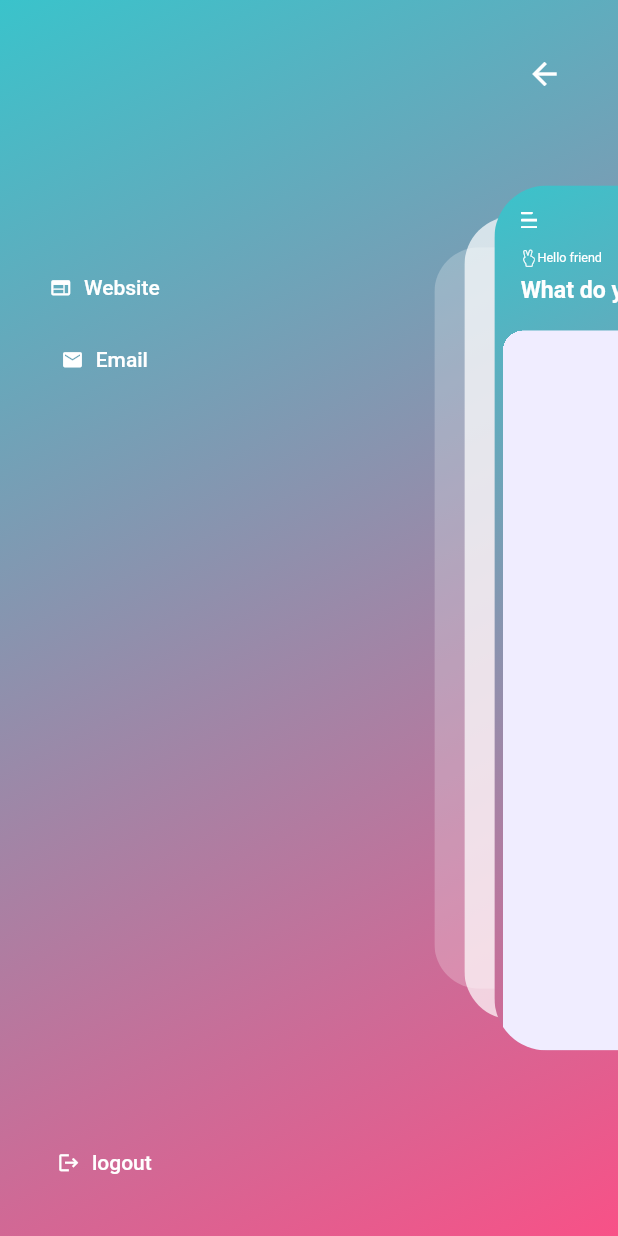
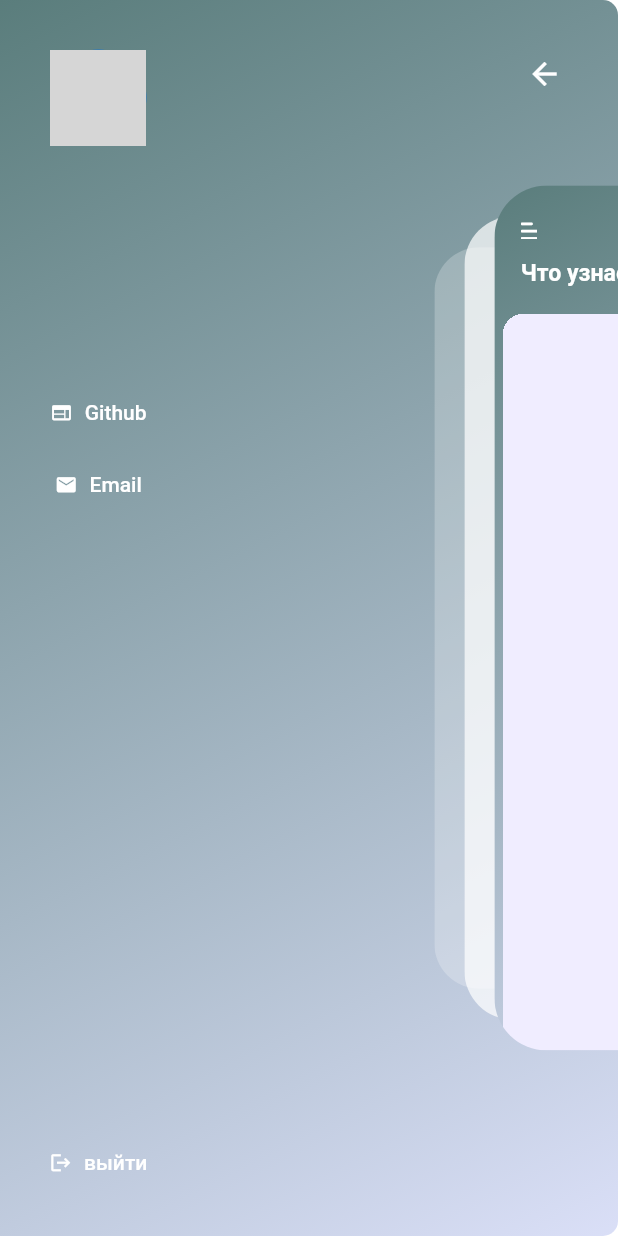
Before and after one commit to daniilboyarinkov/demo-quiz-app, a Flutter app: the HomeScreen screen opened by its route, after a tap on an icon or button, on a phone screen of 412 x 824 dp. Run offline on Flutter 3.47's test engine with Material 2 defaults, Android fonts, the phone set to English and light mode, and no system bars; drawn by our look-alikes of flutter_zoom_drawer; our stand-ins replace cached_network_image, cloud_firestore, firebase_auth, firebase_core, firebase_storage, flutter_svg and 4 more; missing offline and left inert: easy_separator; accounts and stored records are empty; network calls fail; project files that could hold a hidden picture were left out; grey boxes are pictures that could not be loaded.

```diff
--- /dev/null
+++ b/lib/configs/constants.dart
@@ -0,0 +1,4 @@
+const defaultProfilePicture =
+    "https://images.unsplash.com/photo-1511367461989-f85a21fda167?ixlib=rb-4.0.3&ixid=MnwxMjA3fDB8MHxwaG90by1wYWdlfHx8fGVufDB8fHx8&auto=format&fit=crop&w=1931&q=80";
+
+const introTitleText = "Тык на стрелочку";
--- a/lib/configs/themes/app_colors.dart
+++ b/lib/configs/themes/app_colors.dart
@@ -9,24 +9,20 @@ const Color correctAnswerColor = Color(0xFF3ac3cb);
 const Color wrongAnswerColor = Color(0xFF851817);
 const Color notAnswerColor = Color(0xFF2a3c65);
 
-const mainGradientLight = LinearGradient(
-    begin: Alignment.topLeft,
-    end: Alignment.bottomRight,
-    colors: [
-      primaryLightColorLight,
-      primaryColorLight,
-    ]);
+LinearGradient mainGradient() {
+  final colors = UIParameters.isDarkMode()
+      ? [
+          primaryDarkColorDark,
+          primaryColorDark,
+        ]
+      : [
+          primaryLightColorLight,
+          primaryColorLight,
+        ];
 
-const mainGradientDark = LinearGradient(
-    begin: Alignment.topLeft,
-    end: Alignment.bottomRight,
-    colors: [
-      primaryDarkColorDark,
-      primaryColorDark,
-    ]);
-
-LinearGradient mainGradient() =>
-    UIParameters.isDarkMode() ? mainGradientDark : mainGradientLight;
+  return LinearGradient(
+      begin: Alignment.topLeft, end: Alignment.bottomRight, colors: colors);
+}
 
 Color customScaffoldColor(BuildContext context) => UIParameters.isDarkMode()
     ? const Color(0xFF2e3c62)
--- a/lib/configs/themes/app_light_theme.dart
+++ b/lib/configs/themes/app_light_theme.dart
@@ -1,9 +1,9 @@
 import 'package:flutter/material.dart';
 import 'package:quizz_app/configs/themes/sub_theme_data_mixin.dart';
 
-const Color primaryLightColorLight = Color(0xFF3ac3cb);
-const Color primaryColorLight = Color(0xFFf85187);
-const Color mainTextColorLight = Color.fromARGB(255, 21, 21, 21);
+const Color primaryLightColorLight = Color(0xFF5A7D7C);
+const Color primaryColorLight = Color(0xFFDADFF7);
+const Color mainTextColorLight = Color(0xFF232C33);
 
 class LightTheme with SubThemeData {
   buildLightTheme() {
--- a/lib/controllers/questions_controller.dart
+++ b/lib/controllers/questions_controller.dart
@@ -128,7 +128,7 @@ class QuestionsController extends GetxController {
 
     timer = Timer.periodic(duration, (Timer timer) {
       if (remainSeconds == 0) {
-        timer.cancel();
+        complete();
       } else {
         int minutes = remainSeconds ~/ 60;
         int seconds = remainSeconds % 60;
--- a/lib/controllers/questions_controller_ext.dart
+++ b/lib/controllers/questions_controller_ext.dart
@@ -12,7 +12,7 @@ extension QuestionsControllerExtension on QuestionsController {
       .length;
 
   String get correctAnsweredQuestions {
-    return '$correctQuestionCount out of ${allQuestions.length} are correct';
+    return '$correctQuestionCount из ${allQuestions.length} правильно';
   }
 
   String get points {
--- a/lib/main.dart
+++ b/lib/main.dart
@@ -24,6 +24,7 @@ class MyApp extends StatelessWidget {
   }
 }
 
+// uncomment to upload new papers
 // Future<void> main() async {
 //   WidgetsFlutterBinding.ensureInitialized();
 //   await Firebase.initializeApp(options: DefaultFirebaseOptions.currentPlatform);
--- a/lib/routes/app_routes.dart
+++ b/lib/routes/app_routes.dart
@@ -25,9 +25,16 @@ class AppRoutes {
             })),
         GetPage(name: LoginScreen.routeName, page: () => const LoginScreen()),
         GetPage(
-            name: TestOverviewScreen.routeName,
-            page: () => const TestOverviewScreen()),
-        GetPage(name: ResultScreen.routeName, page: () => const ResultScreen()),
+          name: TestOverviewScreen.routeName,
+          page: () => const TestOverviewScreen(),
+        ),
+        GetPage(
+          name: ResultScreen.routeName,
+          page: () => const ResultScreen(),
+          binding: BindingsBuilder(() {
+            Get.put<QuestionsController>(QuestionsController());
+          }),
+        ),
         GetPage(
             name: AnswerCheckScreen.routeName,
             page: () => const AnswerCheckScreen()),
--- a/lib/screens/answer_check_screen.dart
+++ b/lib/screens/answer_check_screen.dart
@@ -38,6 +38,9 @@ class AnswerCheckScreen extends GetView<QuestionsController> {
                     padding: const EdgeInsets.only(top: 20.0),
                     child: Column(children: [
                       Text(controller.currentQuestion.value!.question!),
+                      const SizedBox(
+                        height: 32.0,
+                      ),
                       GetBuilder<QuestionsController>(
                           id: "answer_review_list",
                           builder: (_) {
--- a/lib/screens/home_screen.dart
+++ b/lib/screens/home_screen.dart
@@ -48,29 +48,34 @@ class HomeScreen extends GetView<MyZoomDrawerController> {
                         child: Column(
                           crossAxisAlignment: CrossAxisAlignment.start,
                           children: [
+                            Row(
+                              mainAxisAlignment: MainAxisAlignment.spaceBetween,
+                              children: [
                                 AppCircleButton(
                                   onTap: controller.toggleDrawer,
                                   child: const Icon(AppIcons.menuLeft),
                                 ),
-                            const SizedBox(
-                              height: 10.0,
-                            ),
                                 Padding(
-                              padding:
-                                  const EdgeInsets.symmetric(vertical: 10.0),
+                                  padding: const EdgeInsets.symmetric(
+                                      vertical: 10.0),
                                   child: Row(
                                     children: [
                                       const Icon(AppIcons.peace),
                                       Text(
-                                    "Hello friend",
+                                        "Hello ${controller.user.value?.displayName?.split(" ")[0] ?? "friend"}",
                                         style: detailText.copyWith(
                                             color: onSurfaceTextColor),
                                       ),
                                     ],
                                   ),
                                 ),
+                              ],
+                            ),
+                            const SizedBox(
+                              height: 10.0,
+                            ),
                             Text(
-                              "What do you want to learn today?",
+                              "Что узнаем сегодня?",
                               style: headerText.copyWith(
                                   color: onSurfaceTextColor),
                             )
--- a/lib/screens/menu_screen.dart
+++ b/lib/screens/menu_screen.dart
@@ -1,8 +1,11 @@
 import 'package:flutter/material.dart';
 import 'package:get/get.dart';
 import 'package:quizz_app/configs/themes/app_colors.dart';
+import 'package:quizz_app/configs/themes/app_dark_theme.dart';
 import 'package:quizz_app/configs/themes/ui_parameters.dart';
 import 'package:quizz_app/controllers/zoom_drawer_controller.dart';
+
+import '../configs/constants.dart';
 
 class MyMenuScreen extends GetView<MyZoomDrawerController> {
   const MyMenuScreen({super.key});
@@ -12,7 +15,11 @@ class MyMenuScreen extends GetView<MyZoomDrawerController> {
     return Container(
       padding: UIParameters.mobileScreenPadding,
       width: double.maxFinite,
-      decoration: BoxDecoration(gradient: mainGradient()),
+      decoration: BoxDecoration(
+          gradient: mainGradient(),
+          borderRadius: BorderRadius.only(
+              bottomRight: Radius.circular(cardBorderRadius),
+              topRight: Radius.circular(cardBorderRadius))),
       child: Theme(
         data: ThemeData(
           textButtonTheme: TextButtonThemeData(
@@ -36,6 +43,30 @@ class MyMenuScreen extends GetView<MyZoomDrawerController> {
                     right: MediaQuery.of(context).size.width * 0.3),
                 child: Column(
                   children: [
+                    Padding(
+                      padding: const EdgeInsets.all(8.0),
+                      child: Obx(
+                        () => controller.user.value == null
+                            ? CircleAvatar(
+                                radius: 32.0,
+                                backgroundColor: Colors.white,
+                                child: Text(
+                                  'UN',
+                                  style: TextStyle(
+                                      color: Theme.of(context).primaryColor),
+                                ),
+                              )
+                            : CircleAvatar(
+                                radius: 32.0,
+                                backgroundImage: NetworkImage(
+                                    controller.user.value!.photoURL ??
+                                        defaultProfilePicture),
+                              ),
+                      ),
+                    ),
+                    const SizedBox(
+                      height: 24.0,
+                    ),
                     Obx(
                       () => controller.user.value == null
                           ? const SizedBox()
@@ -49,7 +80,7 @@ class MyMenuScreen extends GetView<MyZoomDrawerController> {
                     ),
                     const Spacer(flex: 1),
                     _DrawButton(
-                      label: "Website",
+                      label: "Github",
                       icon: Icons.web,
                       onPressed: () => controller.webSite(),
                     ),
@@ -62,7 +93,7 @@ class MyMenuScreen extends GetView<MyZoomDrawerController> {
                       flex: 4,
                     ),
                     _DrawButton(
-                      label: "logout",
+                      label: "выйти",
                       icon: Icons.logout,
                       onPressed: () => controller.signOut(),
                     ),
```
Also changed, not shown: lib/components/dialogs/dialog_widget.dart (+12 -2 lines), lib/screens/introduction_screen.dart (+25 -10 lines), lib/screens/login_screen.dart (+7 -6 lines), lib/screens/question_screen.dart (+7 -6 lines), lib/screens/result_screen.dart (+9 -8 lines), assets/images/app_splash_logo.png. Lines whose indentation alone changed are shown as unchanged.
